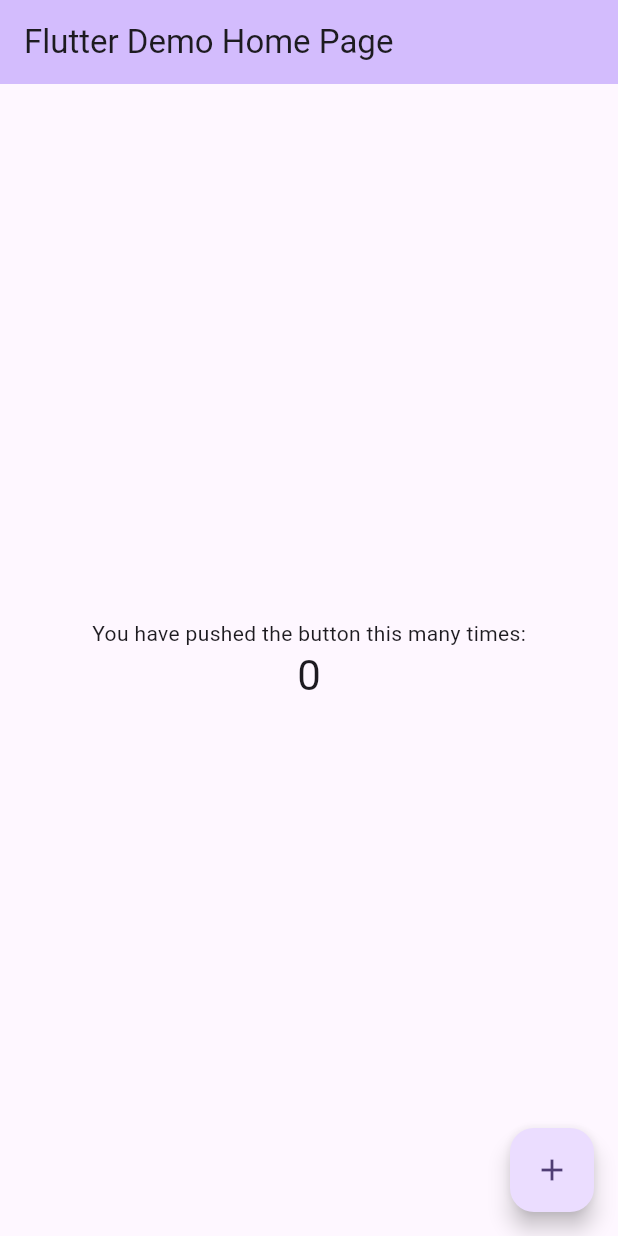
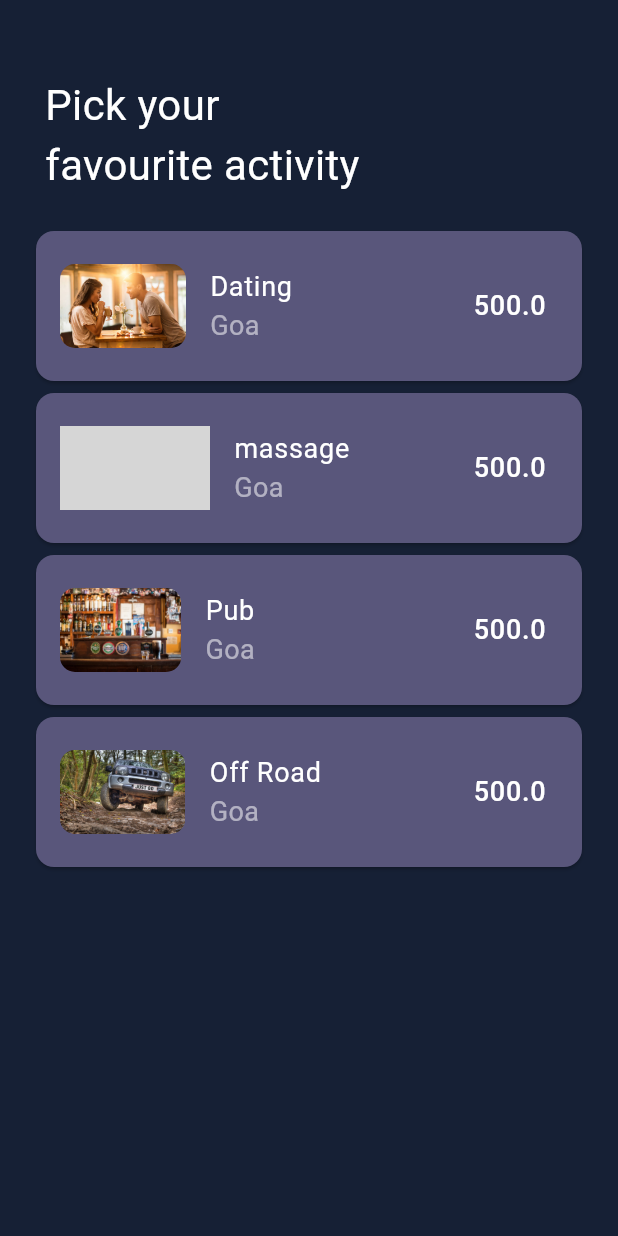
Before and after one commit to 9xRahul/flutter_animations, a Flutter app: the screen it shows after launch, on a phone screen of 412 x 824 dp. Run offline on Flutter 3.47's test engine with Material 3 defaults, Android fonts, the phone set to English and light mode, and no system bars; our stand-ins replace lorem_ipsum; grey boxes are pictures that could not be loaded.

Commit message:
implicit animation and tween animation added

```diff
--- a/lib/main.dart
+++ b/lib/main.dart
@@ -1,4 +1,5 @@
 import 'package:flutter/material.dart';
+import 'package:flutter_animations/screens/home_page.dart';
 
 void main() {
   runApp(const MyApp());
@@ -7,116 +8,14 @@ void main() {
 class MyApp extends StatelessWidget {
   const MyApp({super.key});
 
-  // This widget is the root of your application.
   @override
   Widget build(BuildContext context) {
     return MaterialApp(
       title: 'Flutter Demo',
       theme: ThemeData(
-        // This is the theme of your application.
-        //
-        // TRY THIS: Try running your application with "flutter run". You'll see
-        // the application has a purple toolbar. Then, without quitting the app,
-        // try changing the seedColor in the colorScheme below to Colors.green
-        // and then invoke "hot reload" (save your changes or press the "hot
-        // reload" button in a Flutter-supported IDE, or press "r" if you used
-        // the command line to start the app).
-        //
-        // Notice that the counter didn't reset back to zero; the application
-        // state is not lost during the reload. To reset the state, use hot
-        // restart instead.
-        //
-        // This works for code too, not just values: Most code changes can be
-        // tested with just a hot reload.
         colorScheme: ColorScheme.fromSeed(seedColor: Colors.deepPurple),
       ),
-      home: const MyHomePage(title: 'Flutter Demo Home Page'),
+      home: const HomePage(),
     );
   }
 }
-
-class MyHomePage extends StatefulWidget {
-  const MyHomePage({super.key, required this.title});
-
-  // This widget is the home page of your application. It is stateful, meaning
-  // that it has a State object (defined below) that contains fields that affect
-  // how it looks.
-
-  // This class is the configuration for the state. It holds the values (in this
-  // case the title) provided by the parent (in this case the App widget) and
-  // used by the build method of the State. Fields in a Widget subclass are
-  // always marked "final".
-
-  final String title;
-
-  @override
-  State<MyHomePage> createState() => _MyHomePageState();
-}
-
-class _MyHomePageState extends State<MyHomePage> {
-  int _counter = 0;
-
-  void _incrementCounter() {
-    setState(() {
-      // This call to setState tells the Flutter framework that something has
-      // changed in this State, which causes it to rerun the build method below
-      // so that the display can reflect the updated values. If we changed
-      // _counter without calling setState(), then the build method would not be
-      // called again, and so nothing would appear to happen.
-      _counter++;
-    });
-  }
-
-  @override
-  Widget build(BuildContext context) {
-    // This method is rerun every time setState is called, for instance as done
-    // by the _incrementCounter method above.
-    //
-    // The Flutter framework has been optimized to make rerunning build methods
-    // fast, so that you can just rebuild anything that needs updating rather
-    // than having to individually change instances of widgets.
-    return Scaffold(
-      appBar: AppBar(
-        // TRY THIS: Try changing the color here to a specific color (to
-        // Colors.amber, perhaps?) and trigger a hot reload to see the AppBar
-        // change color while the other colors stay the same.
-        backgroundColor: Theme.of(context).colorScheme.inversePrimary,
-        // Here we take the value from the MyHomePage object that was created by
-        // the App.build method, and use it to set our appbar title.
-        title: Text(widget.title),
-      ),
-      body: Center(
-        // Center is a layout widget. It takes a single child and positions it
-        // in the middle of the parent.
-        child: Column(
-          // Column is also a layout widget. It takes a list of children and
-          // arranges them vertically. By default, it sizes itself to fit its
-          // children horizontally, and tries to be as tall as its parent.
-          //
-          // Column has various properties to control how it sizes itself and
-          // how it positions its children. Here we use mainAxisAlignment to
-          // center the children vertically; the main axis here is the vertical
-          // axis because Columns are vertical (the cross axis would be
-          // horizontal).
-          //
-          // TRY THIS: Invoke "debug painting" (choose the "Toggle Debug Paint"
-          // action in the IDE, or press "p" in the console), to see the
-          // wireframe for each widget.
-          mainAxisAlignment: MainAxisAlignment.center,
-          children: <Widget>[
-            const Text('You have pushed the button this many times:'),
-            Text(
-              '$_counter',
-              style: Theme.of(context).textTheme.headlineMedium,
-            ),
-          ],
-        ),
-      ),
-      floatingActionButton: FloatingActionButton(
-        onPressed: _incrementCounter,
-        tooltip: 'Increment',
-        child: const Icon(Icons.add),
-      ), // This trailing comma makes auto-formatting nicer for build methods.
-    );
-  }
-}
--- /dev/null
+++ b/lib/screens/home_page.dart
@@ -0,0 +1,126 @@
+import 'package:flutter/material.dart';
+import 'package:flutter_animations/models/activity_model.dart';
+import 'package:flutter_animations/screens/details.dart';
+import 'package:flutter_animations/widgets/app_text.dart';
+
+class HomePage extends StatefulWidget {
+  const HomePage({super.key});
+
+  @override
+  State<HomePage> createState() => _HomePageState();
+}
+
+class _HomePageState extends State<HomePage> {
+  List<Activity> activities = [];
+
+  @override
+  void initState() {
+    // TODO: implement initState
+    activities = [
+      Activity(
+        name: "Dating",
+        location: "Goa",
+        imageUrl: "assets/img/dating.jpg",
+        price: 500,
+      ),
+      Activity(
+        name: "massage",
+        location: "Goa",
+        imageUrl: "assets/img/massage.jpg",
+        price: 500,
+      ),
+      Activity(
+        name: "Pub",
+        location: "Goa",
+        imageUrl: "assets/img/pub.jpg",
+        price: 500,
+      ),
+      Activity(
+        name: "Off Road",
+        location: "Goa",
+        imageUrl: "assets/img/off.jpg",
+        price: 500,
+      ),
+    ];
+    super.initState();
+  }
+
+  @override
+  Widget build(BuildContext context) {
+    return Scaffold(
+      backgroundColor: Color(0xff162035),
+      body: Container(
+        padding: EdgeInsets.only(left: 20, right: 20),
+        child: Column(
+          mainAxisAlignment: MainAxisAlignment.start,
+          crossAxisAlignment: CrossAxisAlignment.start,
+
+          children: [
+            TweenAnimationBuilder(
+              duration: Duration(seconds: 2),
+              tween: Tween<double>(begin: 0, end: 1),
+              child: AppText(
+                data: "Pick your\nfavourite activity",
+                color: Colors.white,
+                size: 28,
+              ),
+              builder: (context, value, child) {
+                return Opacity(
+                  opacity: value,
+                  child: Padding(
+                    padding: EdgeInsets.only(top: value * 50, left: value * 10),
+                    child: child,
+                  ),
+                );
+              },
+            ),
+            SizedBox(height: 20),
+            Flexible(
+              child: ListView.builder(
+                itemCount: activities.length,
+                itemBuilder: (context, index) {
+                  Activity activity = activities[index];
+                  return buildCard(activity);
+                },
+              ),
+            ),
+          ],
+        ),
+      ),
+    );
+  }
+
+  Card buildCard(Activity activity) {
+    return Card(
+      color: Color(0xff59567B),
+      child: Container(
+        height: 100,
+        child: Center(
+          child: ListTile(
+            onTap: () {
+              Navigator.push(
+                context,
+                MaterialPageRoute(
+                  builder: (context) => Details(activity: activity),
+                ),
+              );
+            },
+            leading: ClipRRect(
+              borderRadius: BorderRadius.circular(10),
+              child: Hero(
+                tag: 'activity-img-${activity.imageUrl}',
+                child: Image.asset(activity.imageUrl, height: 100),
+              ),
+            ),
+            trailing: AppText(
+              data: activity.price.toString(),
+              color: Colors.white,
+            ),
+            title: AppText(data: activity.name, color: Colors.white),
+            subtitle: AppText(data: activity.location, color: Colors.white54),
+          ),
+        ),
+      ),
+    );
+  }
+}
--- /dev/null
+++ b/lib/widgets/app_text.dart
@@ -0,0 +1,27 @@
+import 'package:flutter/material.dart';
+
+class AppText extends StatelessWidget {
+  String? data;
+  double? size;
+  Color? color;
+  FontWeight? fw;
+  TextAlign? align;
+  AppText({
+    Key? key,
+    required this.data,
+    this.size = 18,
+    this.color,
+    this.fw,
+    this.align = TextAlign.left,
+  }) : super(key: key);
+
+  @override
+  Widget build(BuildContext context) {
+    return Text(
+      data.toString(),
+      textAlign: align,
+      // overflow: TextOverflow.ellipsis,
+      style: TextStyle(fontSize: size, color: color, fontWeight: fw),
+    );
+  }
+}
```
Also changed, not shown: lib/screens/details.dart (added, +60 -0 lines), lib/screens/sample.dart (added, +48 -0 lines), pubspec.yaml (+4 -5 lines), assets/img/dating.jpg (added), assets/img/massage.jpg (added), assets/img/off.jpg (added), assets/img/pub.jpg (added).
